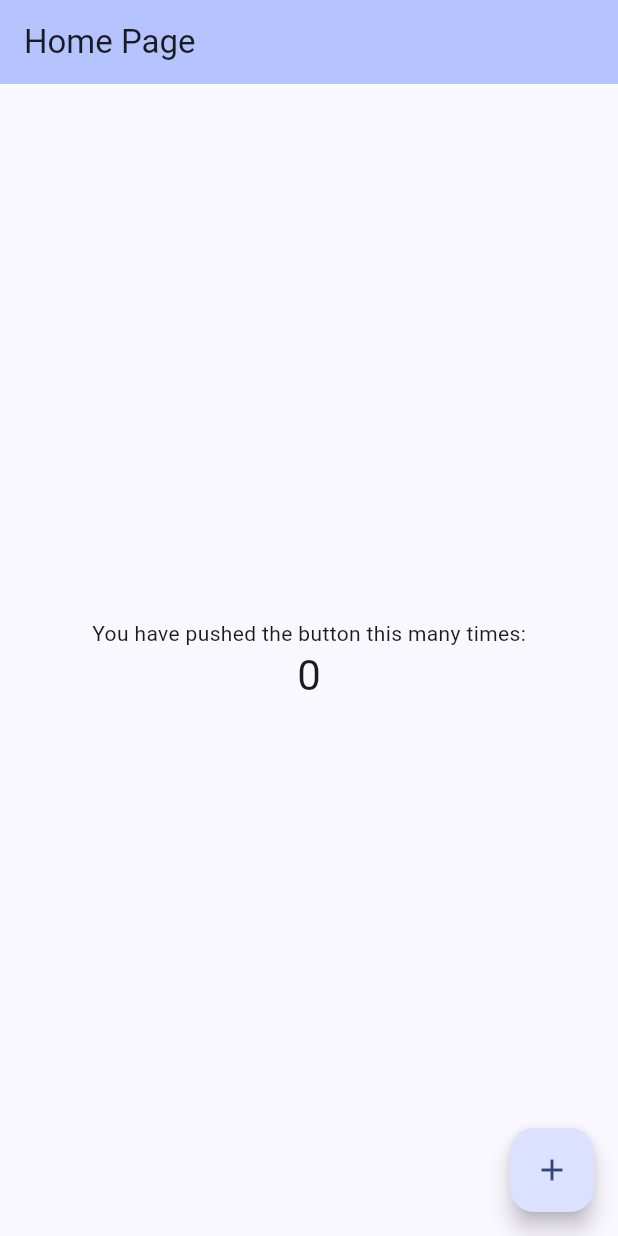
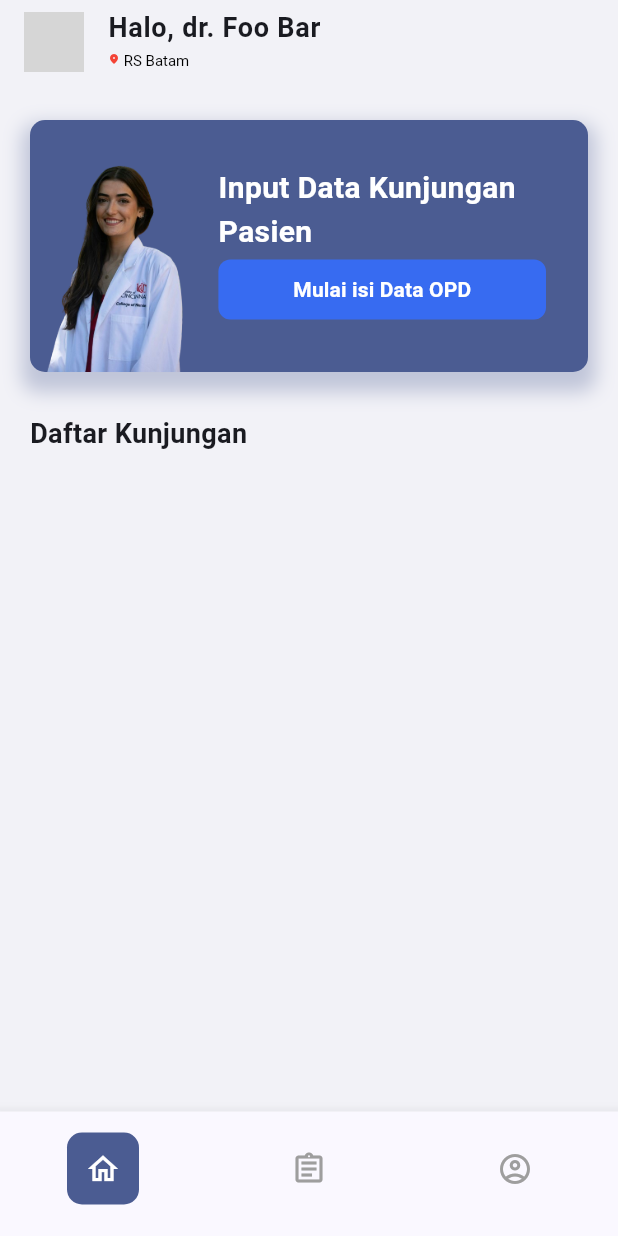
Before and after one commit to waklele/patient-reminder-mobile, a Flutter app: the SignUpFinishPage screen opened by its route, after a tap on "Masuk ke Beranda", on a phone screen of 412 x 824 dp. Run offline on Flutter 3.47's test engine with Material 3 defaults, Android fonts, the phone set to English and light mode, and no system bars; our stand-ins replace get; network calls fail; grey boxes are pictures that could not be loaded.

Commit message:
feat: add several new pages

```diff
--- a/lib/main.dart
+++ b/lib/main.dart
@@ -1,7 +1,6 @@
 import 'package:flutter/material.dart';
 import 'package:get/get.dart';
 import 'package:holadoc/services/api_service.dart';
-import 'package:holadoc/views/pages/sign_in_page.dart';
 import 'package:holadoc/views/pages/welcome_page.dart';
 import 'views/pages/get_pages.dart';
 
--- /dev/null
+++ b/lib/views/fragments/home_fragment.dart
@@ -0,0 +1,153 @@
+import 'package:flutter/material.dart';
+import 'package:get/get.dart';
+import 'package:holadoc/controllers/home_controller.dart';
+import 'package:holadoc/views/widgets/rectangle_button.dart';
+
+class HomeFragment extends StatefulWidget {
+  const HomeFragment({super.key});
+
+  @override
+  State<HomeFragment> createState() => _HomeFragmentState();
+}
+
+class _HomeFragmentState extends State<HomeFragment>
+    with AutomaticKeepAliveClientMixin {
+  final homeController = Get.put(HomeController());
+
+  @override
+  bool get wantKeepAlive => true;
+
+  @override
+  void initState() {
+    homeController.fetchProducts();
+    super.initState();
+  }
+
+  @override
+  Widget build(BuildContext context) {
+    super.build(context);
+    const padding = 20.0;
+    final cardWidth = MediaQuery.of(context).size.width - 40;
+    return Column(
+      // mainAxisAlignment: MainAxisAlignment.start,
+      children: [
+        appBar(),
+        Expanded(
+          child: Container(
+            padding: const EdgeInsets.symmetric(horizontal: padding),
+            width: double.maxFinite,
+            child: Column(
+              mainAxisAlignment: MainAxisAlignment.start,
+              crossAxisAlignment: CrossAxisAlignment.start,
+              children: [
+                const SizedBox(height: kMinInteractiveDimension / 2),
+                Container(
+                  width: cardWidth,
+                  height: kToolbarHeight * 3,
+                  padding: const EdgeInsets.fromLTRB(0, 0, 14, 0),
+                  decoration: BoxDecoration(
+                    color: Theme.of(context).primaryColor,
+                    borderRadius:
+                        const BorderRadius.all(Radius.circular(padding / 2)),
+                    boxShadow: [
+                      BoxShadow(
+                        color: Theme.of(context).primaryColor.withOpacity(0.3),
+                        spreadRadius: 5,
+                        blurRadius: 10,
+                        offset: const Offset(0, 8),
+                      ),
+                    ],
+                  ),
+                  child: Row(
+                    children: [
+                      SizedBox(
+                        height: double.maxFinite,
+                        width: cardWidth * .3,
+                        child: Image.asset(
+                          "assets/images/person_wearing_white_coat.png",
+                          fit: BoxFit.cover,
+                        ),
+                      ),
+                      const SizedBox(width: 14),
+                      Expanded(
+                        child: Column(
+                          mainAxisSize: MainAxisSize.max,
+                          mainAxisAlignment: MainAxisAlignment.center,
+                          children: [
+                            const Text(
+                              "Input Data Kunjungan Pasien",
+                              style: TextStyle(
+                                fontSize: 20,
+                                color: Colors.white,
+                                fontWeight: FontWeight.bold,
+                              ),
+                            ),
+                            RectangleButton(
+                              text: "Mulai isi Data OPD",
+                              backgroundColor: const Color(0xFF376BF1),
+                              elevation: 0,
+                              onPressed: () => Get.toNamed("/create-opd"),
+                            )
+                          ],
+                        ),
+                      ),
+                      const SizedBox(width: 14),
+                      // )
+                    ],
+                  ),
+                ),
+                const SizedBox(height: kToolbarHeight / 2),
+                const Text(
+                  "Daftar Kunjungan",
+                  style: TextStyle(fontSize: 18, fontWeight: FontWeight.bold),
+                ),
+              ],
+            ),
+          ),
+        )
+      ],
+    );
+  }
+
+  Widget appBar() {
+    return AppBar(
+      backgroundColor: Colors.transparent,
+      title: ListTile(
+        contentPadding: EdgeInsets.zero,
+        leading: Container(
+          width: 40,
+          height: 40,
+          decoration: const BoxDecoration(
+            borderRadius: BorderRadius.all(Radius.circular(40)),
+          ),
+          child: const CircleAvatar(
+            backgroundImage: NetworkImage(
+                "https://images.unsplash.com/photo-1612349317150-e413f6a5b16d?q=80&w=3270&auto=format&fit=crop"),
+          ),
+        ),
+        title: const Text(
+          "Halo, dr. Foo Bar",
+          style: TextStyle(fontSize: 18, fontWeight: FontWeight.bold),
+        ),
+        subtitle: RichText(
+          text: const TextSpan(
+            children: [
+              WidgetSpan(
+                alignment: PlaceholderAlignment.middle,
+                child: Icon(
+                  Icons.location_on_rounded,
+                  color: Colors.red,
+                  size: 8,
+                ),
+              ),
+              TextSpan(
+                text: " RS Batam",
+                style: TextStyle(fontSize: 10, color: Colors.black),
+              )
+            ],
+          ),
+        ),
+      ),
+    );
+  }
+}
--- a/lib/views/pages/get_pages.dart
+++ b/lib/views/pages/get_pages.dart
@@ -1,9 +1,10 @@
 import 'package:get/route_manager.dart';
-import 'package:holadoc/views/pages/home_page.dart';
-import 'package:holadoc/views/pages/sign_in_page.dart';
-import 'package:holadoc/views/pages/sign_up_finish_page.dart';
-import 'package:holadoc/views/pages/sign_up_page.dart';
-import 'package:holadoc/views/pages/welcome_page.dart';
+import 'main_page.dart';
+import 'sign_in_page.dart';
+import 'sign_up_finish_page.dart';
+import 'sign_up_page.dart';
+import 'welcome_page.dart';
+import 'create_opd_page.dart';
 
 final getPages = [
   GetPage(
@@ -23,7 +24,11 @@ final getPages = [
     page: () => const SignUpFinishPage(),
   ),
   GetPage(
-    name: '/home',
-    page: () => const HomePage(),
+    name: '/main',
+    page: () => const MainPage(),
+  ),
+  GetPage(
+    name: '/create-opd',
+    page: () => const CreateOpdPage(),
   ),
 ];
--- a/lib/views/pages/home_page.dart
+++ /dev/null
@@ -1,87 +0,0 @@
-import 'package:flutter/material.dart';
-import 'package:get/get.dart';
-import 'package:holadoc/controllers/home_controller.dart';
-
-class HomePage extends StatefulWidget {
-  const HomePage({super.key});
-
-  @override
-  State<HomePage> createState() => _HomePageState();
-}
-
-class _HomePageState extends State<HomePage> {
-  final homeController = Get.put(HomeController());
-  int _counter = 0;
-
-  void _incrementCounter() {
-    setState(() {
-      // This call to setState tells the Flutter framework that something has
-      // changed in this State, which causes it to rerun the build method below
-      // so that the display can reflect the updated values. If we changed
-      // _counter without calling setState(), then the build method would not be
-      // called again, and so nothing would appear to happen.
-      _counter++;
-    });
-  }
-
-  @override
-  void initState() {
-    homeController.fetchProducts();
-    super.initState();
-  }
-
-  @override
-  Widget build(BuildContext context) {
-    // This method is rerun every time setState is called, for instance as done
-    // by the _incrementCounter method above.
-    //
-    // The Flutter framework has been optimized to make rerunning build methods
-    // fast, so that you can just rebuild anything that needs updating rather
-    // than having to individually change instances of widgets.
-    return Scaffold(
-      appBar: AppBar(
-        // TRY THIS: Try changing the color here to a specific color (to
-        // Colors.amber, perhaps?) and trigger a hot reload to see the AppBar
-        // change color while the other colors stay the same.
-        backgroundColor: Theme.of(context).colorScheme.inversePrimary,
-        // Here we take the value from the MyHomePage object that was created by
-        // the App.build method, and use it to set our appbar title.
-        title: const Text("Home Page"),
-      ),
-      body: Center(
-        // Center is a layout widget. It takes a single child and positions it
-        // in the middle of the parent.
-        child: Column(
-          // Column is also a layout widget. It takes a list of children and
-          // arranges them vertically. By default, it sizes itself to fit its
-          // children horizontally, and tries to be as tall as its parent.
-          //
-          // Column has various properties to control how it sizes itself and
-          // how it positions its children. Here we use mainAxisAlignment to
-          // center the children vertically; the main axis here is the vertical
-          // axis because Columns are vertical (the cross axis would be
-          // horizontal).
-          //
-          // TRY THIS: Invoke "debug painting" (choose the "Toggle Debug Paint"
-          // action in the IDE, or press "p" in the console), to see the
-          // wireframe for each widget.
-          mainAxisAlignment: MainAxisAlignment.center,
-          children: <Widget>[
-            const Text(
-              'You have pushed the button this many times:',
-            ),
-            Text(
-              '$_counter',
-              style: Theme.of(context).textTheme.headlineMedium,
-            ),
-          ],
-        ),
-      ),
-      floatingActionButton: FloatingActionButton(
-        onPressed: _incrementCounter,
-        tooltip: 'Increment',
-        child: const Icon(Icons.add),
-      ), // This trailing comma makes auto-formatting nicer for build methods.
-    );
-  }
-}
--- /dev/null
+++ b/lib/views/pages/main_page.dart
@@ -0,0 +1,105 @@
+import 'package:flutter/material.dart';
+import 'package:holadoc/views/fragments/home_fragment.dart';
+import 'package:holadoc/views/fragments/opd_fragment.dart';
+import 'package:holadoc/views/fragments/profile_fragment.dart';
+
+class MainPage extends StatefulWidget {
+  const MainPage({super.key});
+
+  @override
+  State<MainPage> createState() => _MainPageState();
+}
+
+class _MainPageState extends State<MainPage> with WidgetsBindingObserver {
+  final pageController = PageController(initialPage: 0);
+  int currentIndex = 0;
+
+  @override
+  Widget build(BuildContext context) {
+    return Scaffold(
+      backgroundColor: const Color(0xFFF2F2F7),
+      body: SafeArea(
+        child: PageView(
+          physics: const NeverScrollableScrollPhysics(),
+          controller: pageController,
+          children: const [
+            HomeFragment(),
+            OpdFragment(),
+            ProfileFragment(),
+          ],
+        ),
+      ),
+      bottomNavigationBar: BottomNavigationBar(
+        currentIndex: currentIndex,
+        showSelectedLabels: false,
+        showUnselectedLabels: false,
+        selectedIconTheme: const IconThemeData(color: Colors.white),
+        unselectedIconTheme: const IconThemeData(color: Colors.grey),
+        onTap: (index) {
+          pageController.jumpToPage(index);
+          setState(() => currentIndex = index);
+        },
+        items: [
+          navigationItem(Icons.home_outlined, currentIndex == 0),
+          navigationItem(Icons.assignment_outlined, currentIndex == 1),
+          navigationItem(Icons.account_circle_outlined, currentIndex == 2),
+        ],
+      ),
+    );
+  }
+
+  PreferredSizeWidget appBar() {
+    return AppBar(
+      title: ListTile(
+        leading: Container(
+          width: 40,
+          height: 40,
+          decoration: const BoxDecoration(
+            borderRadius: BorderRadius.all(Radius.circular(40)),
+          ),
+          child: const CircleAvatar(
+            backgroundImage: NetworkImage(
+                "https://images.unsplash.com/photo-1612349317150-e413f6a5b16d?q=80&w=3270&auto=format&fit=crop"),
+          ),
+        ),
+        title: const Text(
+          "Halo, Foo Bar",
+          style: TextStyle(fontSize: 18, fontWeight: FontWeight.bold),
+        ),
+        subtitle: RichText(
+          text: const TextSpan(
+            children: [
+              WidgetSpan(
+                alignment: PlaceholderAlignment.middle,
+                child: Icon(
+                  Icons.location_on_rounded,
+                  color: Colors.red,
+                  size: 8,
+                ),
+              ),
+              TextSpan(
+                text: " RS Batam",
+                style: TextStyle(fontSize: 10, color: Colors.black),
+              )
+            ],
+          ),
+        ),
+      ),
+    );
+  }
+
+  BottomNavigationBarItem navigationItem(IconData iconData, bool isSelected) {
+    return BottomNavigationBarItem(
+      label: "",
+      icon: Container(
+        width: kMinInteractiveDimension,
+        height: kMinInteractiveDimension,
+        decoration: BoxDecoration(
+          color: isSelected ? Theme.of(context).primaryColor : null,
+          borderRadius: const BorderRadius.all(Radius.circular(10)),
+        ),
+        child: Icon(iconData),
+      ),
+    );
+  }
+}
--- a/lib/views/pages/sign_up_finish_page.dart
+++ b/lib/views/pages/sign_up_finish_page.dart
@@ -18,7 +18,7 @@ class SignUpFinishPage extends StatelessWidget {
               text: "Masuk ke Beranda",
               backgroundColor: Colors.white,
               textColor: Theme.of(context).primaryColor,
-              onPressed: () => Get.offAllNamed("/home"),
+              onPressed: () => Get.offAllNamed("/main"),
             ),
           ],
         ),
--- a/lib/views/widgets/rectangle_button.dart
+++ b/lib/views/widgets/rectangle_button.dart
@@ -4,12 +4,14 @@ class RectangleButton extends StatelessWidget {
   final String text;
   final VoidCallback? onPressed;
   final Color? backgroundColor, textColor;
+  final double? elevation;
 
   const RectangleButton({
     super.key,
     required this.text,
     this.backgroundColor,
     this.textColor,
+    this.elevation,
     this.onPressed,
   });
 
@@ -21,6 +23,7 @@ class RectangleButton extends StatelessWidget {
         style: ElevatedButton.styleFrom(
           backgroundColor: backgroundColor ?? Theme.of(context).primaryColor,
           shape: RoundedRectangleBorder(borderRadius: BorderRadius.circular(8)),
+          elevation: elevation,
         ),
         onPressed: onPressed,
         child: Text(
```
Also changed, not shown: lib/views/fragments/opd_fragment.dart (added, +59 -0 lines), lib/views/fragments/profile_fragment.dart (added, +71 -0 lines), lib/views/pages/create_opd_page.dart (added, +39 -0 lines), pubspec.yaml (+5 -5 lines), assets/images/person_wearing_white_coat.png (added), pubspec.lock.
